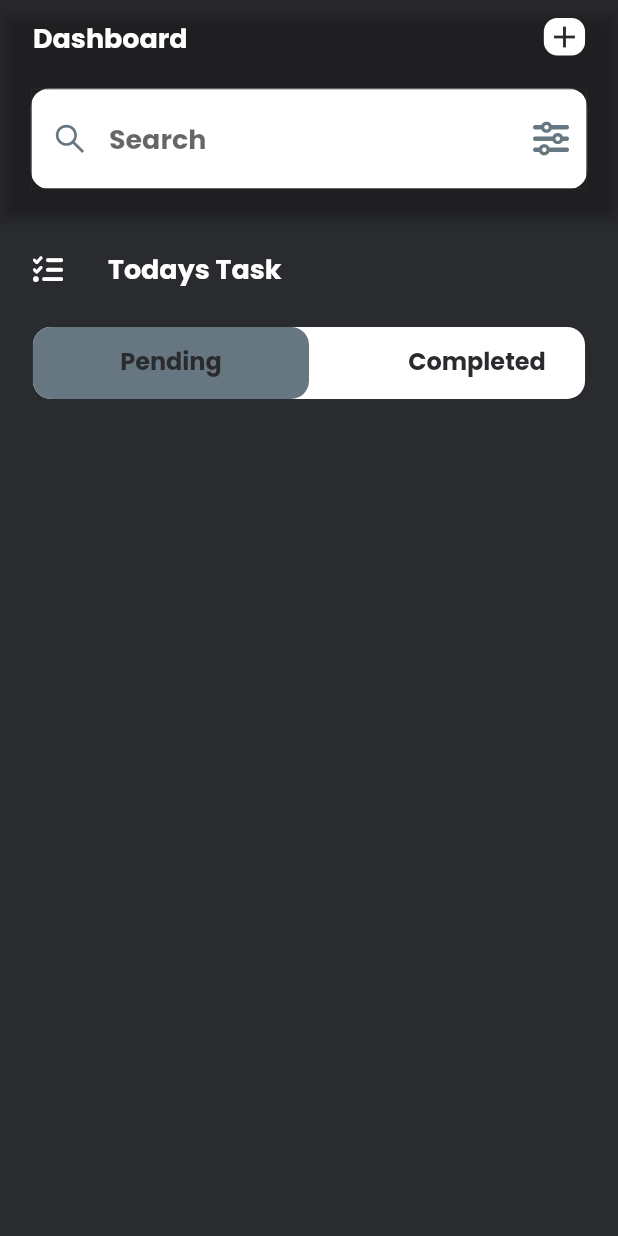
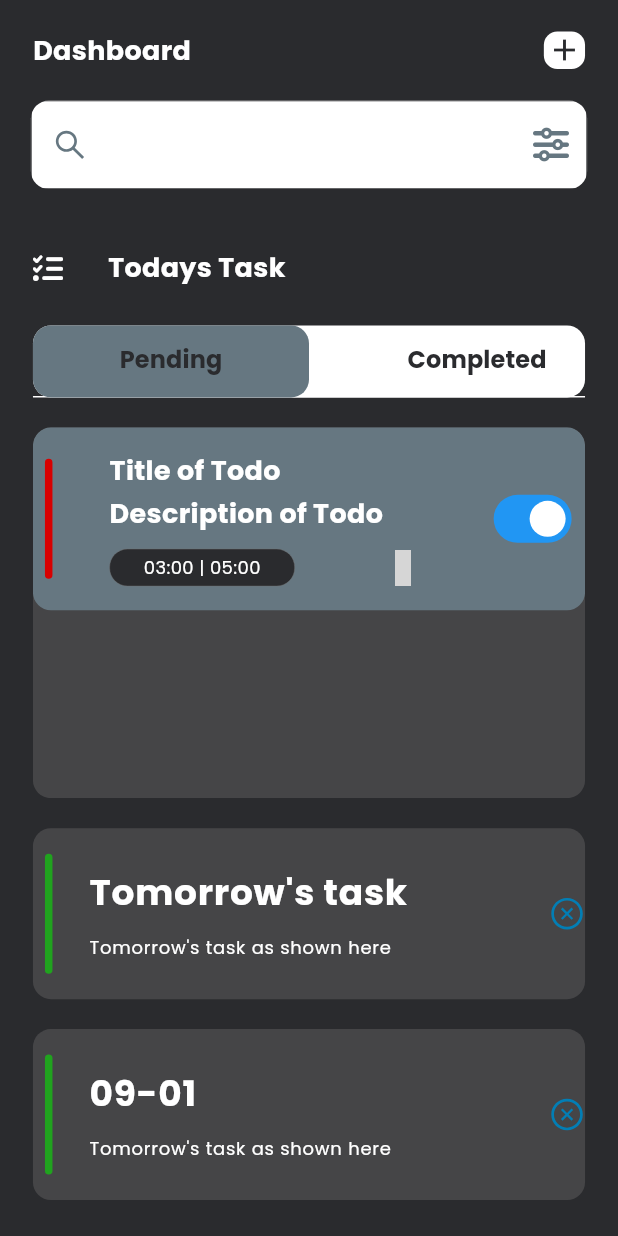
Before and after one commit to KristofferCodes/advancedTodoList, a Flutter app: the screen it shows after launch, on a phone screen of 412 x 824 dp. Run offline on Flutter 3.47's test engine with Material 2 defaults, Android fonts, the phone set to English and light mode, and no system bars; drawn by our look-alikes of dynamic_color; our stand-ins replace country_picker, flutter_screenutil, flutter_vector_icons, google_fonts, hooks_riverpod, lottie and 4 more; accounts and stored records are empty; generated files the repository leaves out were written again; grey boxes are pictures that could not be loaded.

Commit message:
added stateManagement, and sqflite db

```diff
--- /dev/null
+++ b/lib/common/models/task_model.dart
@@ -0,0 +1,57 @@
+// To parse this JSON data, do
+//
+//     final task = taskFromJson(jsonString);
+
+import 'dart:convert';
+
+Task taskFromJson(String str) => Task.fromJson(json.decode(str));
+
+String taskToJson(Task data) => json.encode(data.toJson());
+
+class Task {
+  int? id;
+  String? title;
+  String? description;
+  int? isCompleted;
+  String? date;
+  String? startTime;
+  String? endTime;
+  int? remind;
+  String? repeat;
+
+  Task({
+    this.id,
+    this.title,
+    this.description,
+    this.isCompleted,
+    this.date,
+    this.startTime,
+    this.endTime,
+    this.remind,
+    this.repeat,
+  });
+
+  factory Task.fromJson(Map<String, dynamic> json) => Task(
+        id: json["id"],
+        title: json["title"],
+        description: json["description"],
+        isCompleted: json["isCompleted"],
+        date: json["date"],
+        startTime: json["startTime"],
+        endTime: json["endTime"],
+        remind: json["remind"],
+        repeat: json["repeat"],
+      );
+
+  Map<String, dynamic> toJson() => {
+        "id": id,
+        "title": title,
+        "description": description,
+        "isCompleted": isCompleted,
+        "date": date,
+        "startTime": startTime,
+        "endTime": endTime,
+        "remind": remind,
+        "repeat": repeat,
+      };
+}
--- /dev/null
+++ b/lib/common/widgets/expansion_tile.dart
@@ -0,0 +1,42 @@
+import 'package:advanced_todo_list/common/widgets/titles.dart';
+import 'package:flutter/material.dart';
+
+import '../utils/constants.dart';
+
+class xpansionTile extends StatelessWidget {
+  const xpansionTile(
+      {super.key,
+      required this.text,
+      required this.text2,
+      this.onExpansionChanged,
+      this.trailing,
+      required this.children});
+
+  final String text, text2;
+  final void Function(bool)? onExpansionChanged;
+  final Widget? trailing;
+  final List<Widget> children;
+
+  @override
+  Widget build(BuildContext context) {
+    return Container(
+      decoration: BoxDecoration(
+          color: AppConst.kbkLight,
+          borderRadius: BorderRadius.all(Radius.circular(AppConst.radius))),
+      child: Theme(
+          data: Theme.of(context).copyWith(dividerColor: Colors.transparent),
+          child: ExpansionTile(
+            title: BottomTiles(
+              text: text,
+              text2: text2,
+            ),
+            tilePadding: EdgeInsets.zero,
+            childrenPadding: EdgeInsets.zero,
+            onExpansionChanged: onExpansionChanged,
+            controlAffinity: ListTileControlAffinity.trailing,
+            trailing: trailing,
+            children: children,
+          )),
+    );
+  }
+}
--- /dev/null
+++ b/lib/common/widgets/titles.dart
@@ -0,0 +1,56 @@
+import 'package:advanced_todo_list/common/utils/constants.dart';
+import 'package:advanced_todo_list/common/widgets/appstyle.dart';
+import 'package:advanced_todo_list/common/widgets/height_spacer.dart';
+import 'package:advanced_todo_list/common/widgets/reusable_text.dart';
+import 'package:advanced_todo_list/common/widgets/width_spacer.dart';
+import 'package:flutter/material.dart';
+import 'package:hooks_riverpod/hooks_riverpod.dart';
+
+class BottomTiles extends StatelessWidget {
+  const BottomTiles(
+      {super.key, required this.text, required this.text2, this.clr});
+
+  final String text, text2;
+  final Color? clr;
+
+  @override
+  Widget build(BuildContext context) {
+    return SizedBox(
+      width: AppConst.width,
+      child: Padding(
+        padding: const EdgeInsets.all(8),
+        child: Row(
+          mainAxisAlignment: MainAxisAlignment.start,
+          children: [
+            Consumer(builder: (context, ref, child) {
+              return Container(
+                height: 80,
+                width: 5,
+                decoration: BoxDecoration(
+                    borderRadius:
+                        BorderRadius.all(Radius.circular(AppConst.radius)),
+                    color: AppConst.kGreen),
+              );
+            }),
+            const WidthSpacer(width: 15),
+            Padding(
+              padding: const EdgeInsets.all(8),
+              child: Column(
+                crossAxisAlignment: CrossAxisAlignment.start,
+                children: [
+                  ReusableText(
+                      text: text,
+                      style: appstyle(24, AppConst.kLight, FontWeight.bold)),
+                  const HeightSpacer(height: 10),
+                  ReusableText(
+                      text: text2,
+                      style: appstyle(12, AppConst.kLight, FontWeight.normal)),
+                ],
+              ),
+            )
+          ],
+        ),
+      ),
+    );
+  }
+}
--- /dev/null
+++ b/lib/features/todo/controllers/todo/todo_provider.dart
@@ -0,0 +1,77 @@
+import 'package:riverpod_annotation/riverpod_annotation.dart';
+
+import '../../../../common/helpers/db_helper.dart';
+import '../../../../common/models/task_model.dart';
+
+part 'todo_provider.g.dart';
+
+@riverpod
+class TodoState extends _$TodoState {
+  @override
+  List<Task> build() {
+    return [];
+  }
+
+  void refresh() async {
+    final data = await DBHelper.getItems();
+    state = data.map((e) => Task.fromJson(e)).toList();
+  }
+
+  void addItem(Task task) async {
+    await DBHelper.createItem(task);
+    refresh();
+  }
+
+  void updateItem(int id, String title, String desc, int isCompleted,
+      String date, String startTime, String endTime) async {
+    await DBHelper.updateItem(
+        id, title, desc, isCompleted, date, startTime, endTime);
+    refresh();
+  }
+
+  Future<void> deleteTodo(int id) async {
+    await DBHelper.deleteItem(id);
+    refresh();
+  }
+
+  void markAsCompleted(int id, String title, String desc, int isCompleted,
+      String date, String startTime, String endTime) async {
+    await DBHelper.updateItem(id, title, desc, 1, date, startTime, endTime);
+    refresh();
+  }
+
+  String getToday() {
+    DateTime today = DateTime.now();
+    return today.toString().substring(0, 10);
+  }
+
+  String getTomorrow() {
+    DateTime tomorrow = DateTime.now().add(const Duration(days: 1));
+    return tomorrow.toString().substring(0, 10);
+  }
+
+  List<String> last30Days() {
+    DateTime today = DateTime.now();
+    DateTime oneMonthAgo = today.subtract(Duration(days: 30));
+
+    List<String> dates = [];
+    for (int i = 0; i < 30; i++) {
+      DateTime date = oneMonthAgo.add(Duration(days: i));
+      dates.add(date.toString().substring(0, 10));
+    }
+    ;
+
+    return dates;
+  }
+
+  bool getStatus(Task data) {
+    bool? isCompleted;
+
+    if (data.isCompleted == 0) {
+      isCompleted = false;
+    } else {
+      isCompleted = true;
+    }
+    return isCompleted;
+  }
+}
--- a/lib/features/todo/pages/homepage.dart
+++ b/lib/features/todo/pages/homepage.dart
@@ -1,7 +1,10 @@
 import 'package:advanced_todo_list/common/utils/constants.dart';
 import 'package:advanced_todo_list/common/widgets/appstyle.dart';
 import 'package:advanced_todo_list/common/widgets/custom_text_field.dart';
+import 'package:advanced_todo_list/common/widgets/expansion_tile.dart';
 import 'package:advanced_todo_list/common/widgets/reusable_text.dart';
+import 'package:advanced_todo_list/features/todo/controllers/xpansion_provider.dart';
+import 'package:advanced_todo_list/features/todo/widgets/todo_tile.dart';
 import 'package:flutter/material.dart';
 import 'package:flutter_screenutil/flutter_screenutil.dart';
 import 'package:flutter_vector_icons/flutter_vector_icons.dart';
@@ -28,6 +31,7 @@
           backgroundColor: Colors.transparent,
           automaticallyImplyLeading: false,
           bottom: PreferredSize(
+              preferredSize: const Size.fromHeight(85),
               child: Column(
                 children: [
                   Padding(
@@ -79,8 +83,7 @@
                   ),
                   const HeightSpacer(height: 15)
                 ],
-              ),
-              preferredSize: const Size.fromHeight(85)),
+              )),
         ),
         backgroundColor: AppConst.kbkDark,
         body: SafeArea(
@@ -135,7 +138,7 @@
                       ),
                       Tab(
                         child: Container(
-                          padding: EdgeInsets.only(left: 40.0),
+                          padding: const EdgeInsets.only(left: 40.0),
                           width: AppConst.width * 0.5,
                           child: Center(
                             child: ReusableText(
@@ -154,8 +157,75 @@
                 child: ClipRRect(
                   borderRadius:
                       BorderRadius.all(Radius.circular(AppConst.radius)),
+                  child: TabBarView(controller: tabController, children: [
+                    Container(
+                      color: AppConst.kbkLight,
+                      height: AppConst.height * 0.3,
+                      child: ListView(
+                        children: [
+                          TodoTile(
+                            start: "03:00",
+                            end: "05:00",
+                            switcher:
+                                Switch(value: true, onChanged: (value) {}),
+                          )
+                        ],
+                      ),
+                    ),
+                    Container(
+                      color: AppConst.kbkLight,
+                      height: AppConst.height * 0.3,
+                    ),
+                  ]),
                 ),
-              )
+              ),
+              const HeightSpacer(height: 20),
+              xpansionTile(
+                  text: "Tomorrow's task",
+                  text2: "Tomorrow's task as shown here",
+                  onExpansionChanged: (bool expanded) {
+                    ref
+                        .read(xpansionStateProvider.notifier)
+                        .setStart(!expanded);
+                  },
+                  trailing: ref.watch(xpansionStateProvider)
+                      ? const Icon(
+                          AntDesign.circledown,
+                          color: AppConst.kLight,
+                        )
+                      : const Icon(
+                          AntDesign.closecircleo,
+                          color: AppConst.kBlueLight,
+                        ),
+                  children: [
+                    TodoTile(
+                      start: "03:00",
+                      end: "05:00",
+                      switcher: Switch(value: true, onChanged: (value) {}),
+                    )
+                  ]),
+              const HeightSpacer(height: 20),
+              xpansionTile(
+                  text: DateTime.now()
+                      .add(const Duration(days: 2))
+                      .toString()
+                      .substring(5, 10),
+                  text2: "Tomorrow's task as shown here",
+                  onExpansionChanged: (bool expanded) {
+                    ref
+                        .read(xpansionState0Provider.notifier)
+                        .setStart(!expanded);
+                  },
+                  trailing: ref.watch(xpansionState0Provider)
+                      ? const Icon(
+                          AntDesign.circledown,
+                          color: AppConst.kLight,
+                        )
+                      : const Icon(
+                          AntDesign.closecircleo,
+                          color: AppConst.kBlueLight,
+                        ),
+                  children: []),
             ]),
           ),
         ));
--- /dev/null
+++ b/lib/features/todo/widgets/todo_tile.dart
@@ -0,0 +1,121 @@
+import 'package:advanced_todo_list/common/utils/constants.dart';
+import 'package:advanced_todo_list/common/widgets/appstyle.dart';
+import 'package:advanced_todo_list/common/widgets/height_spacer.dart';
+import 'package:advanced_todo_list/common/widgets/reusable_text.dart';
+import 'package:advanced_todo_list/features/todo/pages/homepage.dart';
+import 'package:flutter/material.dart';
+import 'package:flutter_screenutil/flutter_screenutil.dart';
+import 'package:flutter_vector_icons/flutter_vector_icons.dart';
+
+class TodoTile extends StatelessWidget {
+  const TodoTile(
+      {super.key,
+      this.color,
+      this.title,
+      this.description,
+      this.start,
+      this.end,
+      this.editWidget,
+      this.delete,
+      this.switcher});
+
+  final Color? color;
+  final String? title, description, start, end;
+  final Widget? editWidget, switcher;
+  final Function()? delete;
+
+  @override
+  Widget build(BuildContext context) {
+    return Padding(
+      padding: EdgeInsets.only(bottom: 8.h),
+      child: Stack(children: [
+        Container(
+          padding: EdgeInsets.all(8.h),
+          width: AppConst.width,
+          decoration: BoxDecoration(
+              color: AppConst.kGreyLight,
+              borderRadius: BorderRadius.all(Radius.circular(AppConst.radius))),
+          child: Row(
+            mainAxisAlignment: MainAxisAlignment.spaceBetween,
+            children: [
+              Row(
+                children: [
+                  Container(
+                    height: 80,
+                    width: 5,
+                    decoration: BoxDecoration(
+                        borderRadius:
+                            BorderRadius.all(Radius.circular(AppConst.radius)),
+                        color: color ?? AppConst.kRed),
+                  ),
+                  WidthSpacer(width: 15),
+                  Padding(
+                    padding: EdgeInsets.all(8.h),
+                    child: SizedBox(
+                      width: AppConst.width * 0.6,
+                      child: Column(
+                        crossAxisAlignment: CrossAxisAlignment.start,
+                        children: [
+                          ReusableText(
+                              text: title ?? "Title of Todo",
+                              style: appstyle(
+                                  18, AppConst.kLight, FontWeight.bold)),
+                          const HeightSpacer(height: 3),
+                          ReusableText(
+                              text: description ?? 'Description of Todo',
+                              style: appstyle(
+                                  18, AppConst.kLight, FontWeight.bold)),
+                          const HeightSpacer(height: 10),
+                          Row(
+                            mainAxisAlignment: MainAxisAlignment.start,
+                            children: [
+                              Container(
+                                width: AppConst.width * 0.3,
+                                height: 25.h,
+                                decoration: BoxDecoration(
+                                    color: AppConst.kbkDark,
+                                    border: Border.all(
+                                        width: 0.3, color: AppConst.kGreyDk),
+                                    borderRadius: BorderRadius.all(
+                                        Radius.circular(AppConst.radius))),
+                                child: Center(
+                                    child: ReusableText(
+                                        text: "$start | $end",
+                                        style: appstyle(12, AppConst.kLight,
+                                            FontWeight.normal))),
+                              ),
+                              WidthSpacer(width: 20),
+                              Row(
+                                children: [
+                                  SizedBox(
+                                    child: editWidget,
+                                  ),
+                                  WidthSpacer(width: 20),
+                                  GestureDetector(
+                                    onTap: delete,
+                                    child: const Icon(
+                                        MaterialCommunityIcons.delete_circle),
+                                  )
+                                ],
+                              )
+                            ],
+                          )
+                        ],
+                      ),
+                    ),
+                  )
+                ],
+              ),
+              Expanded(
+                child: Container(
+                  padding: EdgeInsets.only(bottom: 0.h),
+                  child: switcher,
+                ),
+              )
+            ],
+          ),
+        )
+      ]),
+    );
+  }
+}
--- a/lib/main.dart
+++ b/lib/main.dart
@@ -1,3 +1,5 @@
+import 'package:advanced_todo_list/common/utils/constants.dart';
+import 'package:dynamic_color/dynamic_color.dart';
 import 'package:flutter/material.dart';
 import 'package:flutter_screenutil/flutter_screenutil.dart';
 import 'package:hooks_riverpod/hooks_riverpod.dart';
@@ -12,6 +14,12 @@
 class MyApp extends StatelessWidget {
   const MyApp({super.key});
 
+  static final defaultLightColorScheme =
+      ColorScheme.fromSwatch(primarySwatch: Colors.blue);
+
+  static final defaultDarkColorScheme = ColorScheme.fromSwatch(
+      brightness: Brightness.dark, primarySwatch: Colors.blue);
+
   // This widget is the root of your application.
   @override
   Widget build(BuildContext context) {
@@ -20,10 +28,22 @@
         designSize: const Size(375, 825),
         minTextAdapt: true,
         builder: (context, child) {
-          return const MaterialApp(
-            debugShowCheckedModeBanner: false,
-            themeMode: ThemeMode.dark,
-            home: HomePage(),
+          return DynamicColorBuilder(
+            builder: (lightColorScheme, darkColorScheme) {
+              return MaterialApp(
+                debugShowCheckedModeBanner: false,
+                theme: ThemeData(
+                    scaffoldBackgroundColor: AppConst.kbkDark,
+                    colorScheme: lightColorScheme ?? defaultLightColorScheme,
+                    useMaterial3: true),
+                darkTheme: ThemeData(
+                    scaffoldBackgroundColor: AppConst.kbkDark,
+                    colorScheme: darkColorScheme ?? defaultDarkColorScheme,
+                    useMaterial3: true),
+                themeMode: ThemeMode.dark,
+                home: HomePage(),
+              );
+            },
           );
         });
   }
--- a/pubspec.yaml
+++ b/pubspec.yaml
@@ -43,6 +43,9 @@
   lottie: ^2.6.0
   country_picker: ^2.0.20
   pinput: ^3.0.0
+  riverpod_annotation: ^2.1.4
+  sqflite: ^2.3.0
+  dynamic_color: ^1.6.6
 
 dev_dependencies:
   flutter_test:
@@ -54,6 +57,8 @@
   # package. See that file for information about deactivating specific lint
   # rules and activating additional ones.
   flutter_lints: ^2.0.0
+  build_runner: ^2.4.6
+  riverpod_generator: ^2.3.1
 
 # For information on the generic Dart part of this file, see the
 # following page: https://dart.dev/tools/pub/pubspec
```
Also changed, not shown: lib/common/helpers/db_helper.dart (added, +93 -0 lines), lib/common/models/user_model.dart (added, +19 -0 lines), lib/features/auth/controllers/code_provider.dart (added, +15 -0 lines), lib/features/todo/controllers/xpansion_provider.dart (added, +27 -0 lines), lib/features/auth/controllers/code_provider.g.dart (added), lib/features/todo/controllers/todo/todo_provider.g.dart (added), lib/features/todo/controllers/xpansion_provider.g.dart (added), pubspec.lock, 5 other files.
